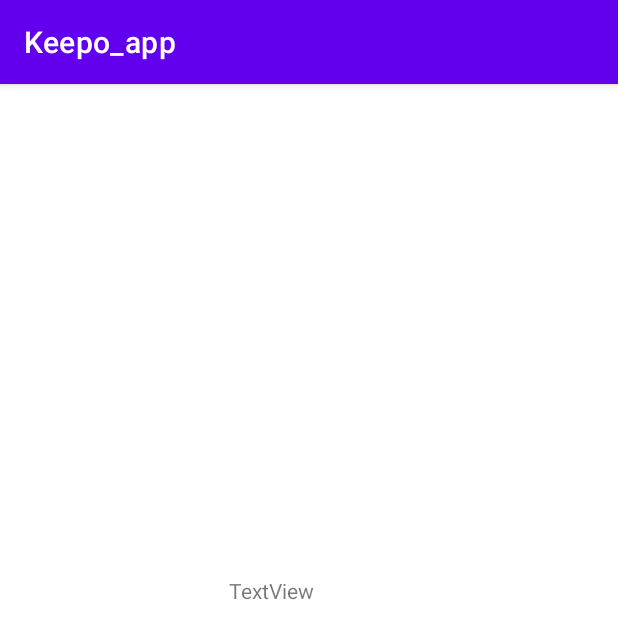
After one commit to changhyeon12333/Keepo-project, an Android app: the DashboardActivity screen opened directly, with no data from a screen before it, on a phone screen of 412 x 824 dp. The commit adds this screen. Shown: the top 639 px of the screen. Run offline under Robolectric (Android 15) with nearby library versions, the phone set to English and light mode, and no system bars.

Commit message:
masurement new window

```diff
--- a/app/src/main/AndroidManifest.xml
+++ b/app/src/main/AndroidManifest.xml
@@ -13,6 +13,9 @@
         android:supportsRtl="true"
         android:theme="@style/Theme.Keepo_app"
         tools:targetApi="31">
+        <activity
+            android:name=".DashboardActivity"
+            android:exported="false" />
         <activity
             android:name=".introlActivity"
             android:exported="true"
--- /dev/null
+++ b/app/src/main/java/com/example/keepo_app/DashboardActivity.kt
@@ -0,0 +1,11 @@
+package com.example.keepo_app
+
+import androidx.appcompat.app.AppCompatActivity
+import android.os.Bundle
+
+class DashboardActivity : AppCompatActivity() {
+    override fun onCreate(savedInstanceState: Bundle?) {
+        super.onCreate(savedInstanceState)
+        setContentView(R.layout.activity_dashboard)
+    }
+}
--- /dev/null
+++ b/app/src/main/res/layout/activity_dashboard.xml
@@ -0,0 +1,19 @@
+<?xml version="1.0" encoding="utf-8"?>
+<androidx.constraintlayout.widget.ConstraintLayout xmlns:android="http://schemas.android.com/apk/res/android"
+    xmlns:app="http://schemas.android.com/apk/res-auto"
+    xmlns:tools="http://schemas.android.com/tools"
+    android:layout_width="match_parent"
+    android:layout_height="match_parent"
+    tools:context=".DashboardActivity">
+
+    <TextView
+        android:id="@+id/textView2"
+        android:layout_width="wrap_content"
+        android:layout_height="wrap_content"
+        android:layout_marginTop="328dp"
+        android:text="TextView"
+        app:layout_constraintEnd_toEndOf="parent"
+        app:layout_constraintHorizontal_bias="0.43"
+        app:layout_constraintStart_toStartOf="parent"
+        app:layout_constraintTop_toTopOf="parent" />
+</androidx.constraintlayout.widget.ConstraintLayout>
```
Also changed, not shown: app/src/main/java/com/example/keepo_app/ui/dashboard/DashboardFragment.kt (+18 -1 lines).
